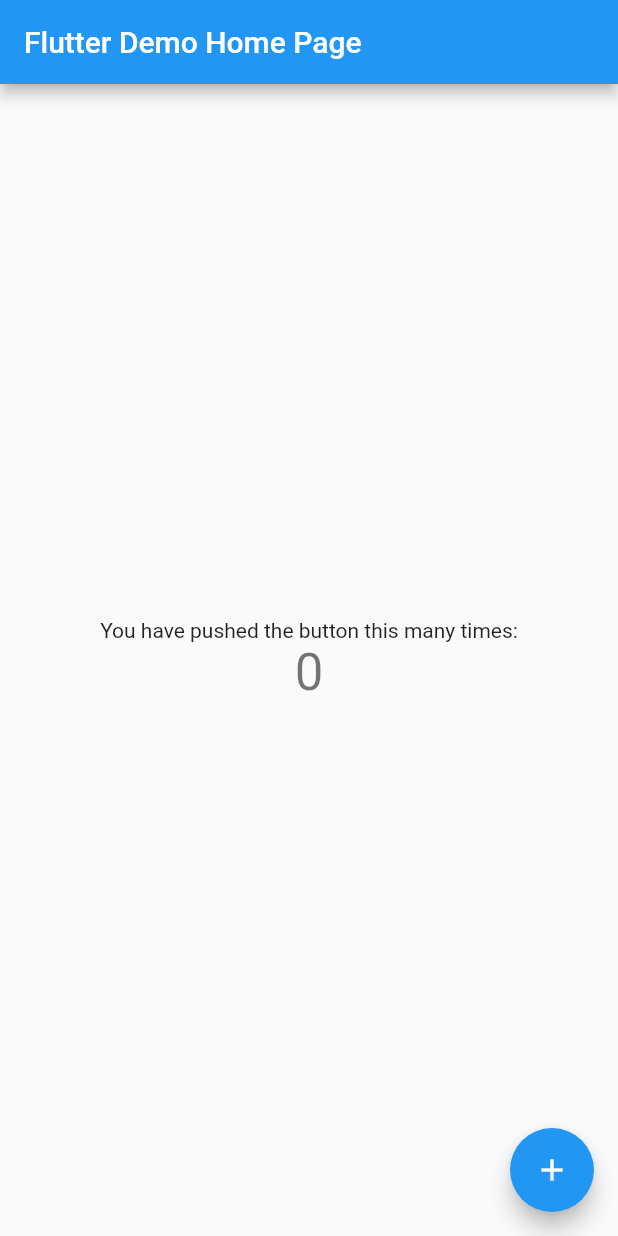
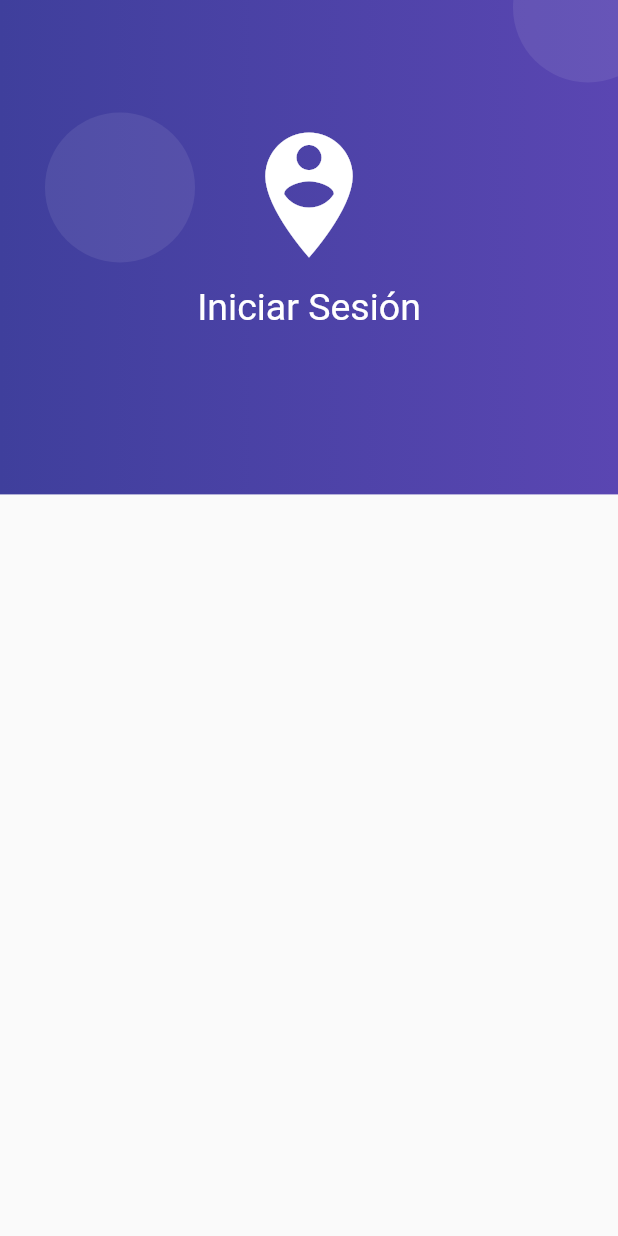
Before and after one commit to Frank712/forms-flutter, a Flutter app: the screen it shows after launch, on a phone screen of 412 x 824 dp. Run offline on Flutter 3.47's test engine with Material 2 defaults, Android fonts, the phone set to English and light mode, and no system bars.

Commit message:
ADD: Background Login Page

```diff
--- a/lib/main.dart
+++ b/lib/main.dart
@@ -1,111 +1,21 @@
 import 'package:flutter/material.dart';
+import 'package:form_validator/src/pages/home_page.dart';
+import 'package:form_validator/src/pages/login_page.dart';
 
 void main() => runApp(MyApp());
 
 class MyApp extends StatelessWidget {
-  // This widget is the root of your application.
   @override
   Widget build(BuildContext context) {
     return MaterialApp(
-      title: 'Flutter Demo',
-      theme: ThemeData(
-        // This is the theme of your application.
-        //
-        // Try running your application with "flutter run". You'll see the
-        // application has a blue toolbar. Then, without quitting the app, try
-        // changing the primarySwatch below to Colors.green and then invoke
-        // "hot reload" (press "r" in the console where you ran "flutter run",
-        // or simply save your changes to "hot reload" in a Flutter IDE).
-        // Notice that the counter didn't reset back to zero; the application
-        // is not restarted.
-        primarySwatch: Colors.blue,
-      ),
-      home: MyHomePage(title: 'Flutter Demo Home Page'),
+      debugShowCheckedModeBanner: false,
+      title: 'Material App',
+      initialRoute: 'login',
+      routes: {
+        'login': (BuildContext context) => LoginPage(),
+        'home': (BuildContext context) => HomePage()
+      },
+
     );
   }
 }
-
-class MyHomePage extends StatefulWidget {
-  MyHomePage({Key key, this.title}) : super(key: key);
-
-  // This widget is the home page of your application. It is stateful, meaning
-  // that it has a State object (defined below) that contains fields that affect
-  // how it looks.
-
-  // This class is the configuration for the state. It holds the values (in this
-  // case the title) provided by the parent (in this case the App widget) and
-  // used by the build method of the State. Fields in a Widget subclass are
-  // always marked "final".
-
-  final String title;
-
-  @override
-  _MyHomePageState createState() => _MyHomePageState();
-}
-
-class _MyHomePageState extends State<MyHomePage> {
-  int _counter = 0;
-
-  void _incrementCounter() {
-    setState(() {
-      // This call to setState tells the Flutter framework that something has
-      // changed in this State, which causes it to rerun the build method below
-      // so that the display can reflect the updated values. If we changed
-      // _counter without calling setState(), then the build method would not be
-      // called again, and so nothing would appear to happen.
-      _counter++;
-    });
-  }
-
-  @override
-  Widget build(BuildContext context) {
-    // This method is rerun every time setState is called, for instance as done
-    // by the _incrementCounter method above.
-    //
-    // The Flutter framework has been optimized to make rerunning build methods
-    // fast, so that you can just rebuild anything that needs updating rather
-    // than having to individually change instances of widgets.
-    return Scaffold(
-      appBar: AppBar(
-        // Here we take the value from the MyHomePage object that was created by
-        // the App.build method, and use it to set our appbar title.
-        title: Text(widget.title),
-      ),
-      body: Center(
-        // Center is a layout widget. It takes a single child and positions it
-        // in the middle of the parent.
-        child: Column(
-          // Column is also a layout widget. It takes a list of children and
-          // arranges them vertically. By default, it sizes itself to fit its
-          // children horizontally, and tries to be as tall as its parent.
-          //
-          // Invoke "debug painting" (press "p" in the console, choose the
-          // "Toggle Debug Paint" action from the Flutter Inspector in Android
-          // Studio, or the "Toggle Debug Paint" command in Visual Studio Code)
-          // to see the wireframe for each widget.
-          //
-          // Column has various properties to control how it sizes itself and
-          // how it positions its children. Here we use mainAxisAlignment to
-          // center the children vertically; the main axis here is the vertical
-          // axis because Columns are vertical (the cross axis would be
-          // horizontal).
-          mainAxisAlignment: MainAxisAlignment.center,
-          children: <Widget>[
-            Text(
-              'You have pushed the button this many times:',
-            ),
-            Text(
-              '$_counter',
-              style: Theme.of(context).textTheme.display1,
-            ),
-          ],
-        ),
-      ),
-      floatingActionButton: FloatingActionButton(
-        onPressed: _incrementCounter,
-        tooltip: 'Increment',
-        child: Icon(Icons.add),
-      ), // This trailing comma makes auto-formatting nicer for build methods.
-    );
-  }
-}
--- /dev/null
+++ b/lib/src/pages/home_page.dart
@@ -0,0 +1,12 @@
+import 'package:flutter/material.dart';
+
+class HomePage extends StatelessWidget {
+  @override
+  Widget build(BuildContext context) {
+    return Scaffold(
+      appBar: AppBar(
+        title: Text('Home Page')
+      )
+    );
+  }
+}
--- /dev/null
+++ b/lib/src/pages/login_page.dart
@@ -0,0 +1,63 @@
+import 'package:flutter/material.dart';
+
+class LoginPage extends StatelessWidget {
+  @override
+  Widget build(BuildContext context) {
+    return Scaffold(
+        body: Stack(
+      children: <Widget>[_createBackground(context)],
+    ));
+  }
+
+  Widget _createBackground(BuildContext context) {
+    final size = MediaQuery.of(context).size;
+    final purpleBackground = Container(
+      height: size.height * 0.4,
+      width: double.infinity,
+      decoration: BoxDecoration(
+          gradient: LinearGradient(colors: <Color>[
+        Color.fromRGBO(63, 63, 156, 1.0),
+        Color.fromRGBO(90, 70, 178, 1.0)
+      ])),
+    );
+
+    final circle = Container(
+      width: 100.0,
+      height: 100.0,
+      decoration: BoxDecoration(
+          borderRadius: BorderRadius.circular(100.0),
+          color: Color.fromRGBO(255, 255, 255, 0.08)),
+    );
+
+    return Stack(
+      children: <Widget>[
+        purpleBackground,
+        Positioned(
+          child: circle,
+          top: 75.0,
+          left: 30.0,
+        ),
+        Positioned(
+          child: circle,
+          top: -45.0,
+          right: -30.0,
+        ),
+        Positioned(
+          child: circle,
+          bottom: -55.0,
+          right: -45.0,
+        ),
+        Container(
+          padding: EdgeInsets.only(top: 80.0),
+          child: Column(
+            children: <Widget>[
+              Icon(Icons.person_pin_circle, color: Colors.white, size: 100.0),
+              SizedBox(height: 10.0, width: double.infinity,),
+              Text('Iniciar Sesión', style: TextStyle(color: Colors.white, fontSize: 25.0))
+            ],
+          )
+        )
+      ],
+    );
+  }
+}
```
